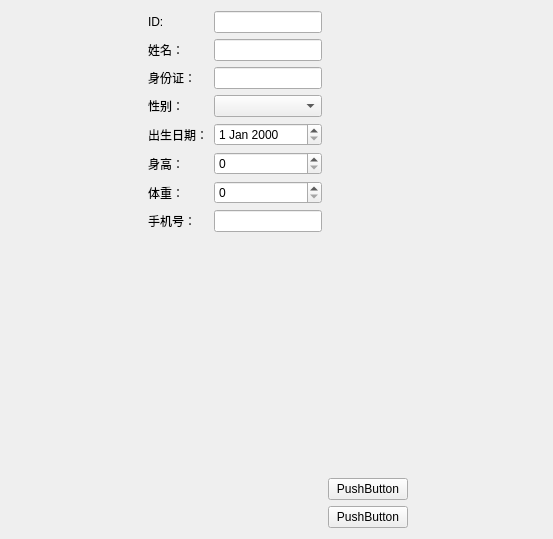
Before: the Qt Designer form patienteditview.ui in ygzuxts/dazuoye, drawn with Qt 5.
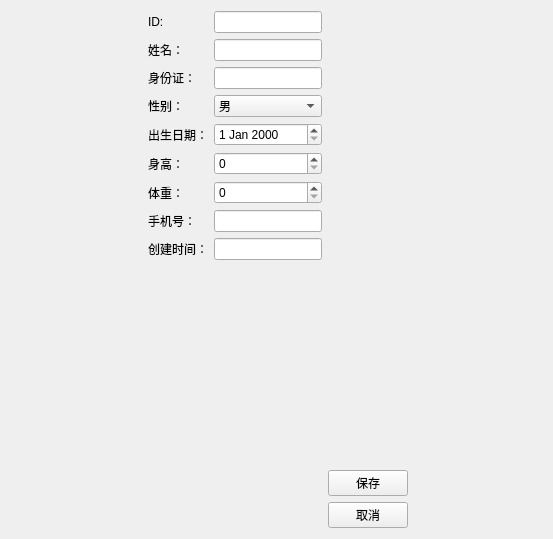
After: the same form once the commit is applied.

Patch:
```diff
--- a/patienteditview.ui
+++ b/patienteditview.ui
@@ -70,7 +70,18 @@
       </widget>
      </item>
      <item row="3" column="1">
-      <widget class="QComboBox" name="comboBox"/>
+      <widget class="QComboBox" name="dbComboSex">
+       <item>
+        <property name="text">
+         <string>男</string>
+        </property>
+       </item>
+       <item>
+        <property name="text">
+         <string>女</string>
+        </property>
+       </item>
+      </widget>
      </item>
      <item row="4" column="0">
       <widget class="QLabel" name="label_5">
@@ -110,7 +121,17 @@
       </widget>
      </item>
      <item row="7" column="1">
-      <widget class="QLineEdit" name="lineEdit_7"/>
+      <widget class="QLineEdit" name="dbEditMoblie"/>
+     </item>
+     <item row="8" column="0">
+      <widget class="QLabel" name="label_9">
+       <property name="text">
+        <string>创建时间：</string>
+       </property>
+      </widget>
+     </item>
+     <item row="8" column="1">
+      <widget class="QLineEdit" name="dbCreatedTimeStamp"/>
      </item>
     </layout>
    </item>
@@ -132,14 +153,14 @@
      <item>
       <widget class="QPushButton" name="pushButton">
        <property name="text">
-        <string>PushButton</string>
+        <string>保存</string>
        </property>
       </widget>
      </item>
      <item>
       <widget class="QPushButton" name="pushButton_2">
        <property name="text">
-        <string>PushButton</string>
+        <string>取消</string>
        </property>
       </widget>
      </item>
```
Left out of the diff: 16 changed lines with no effect on the pictures.
